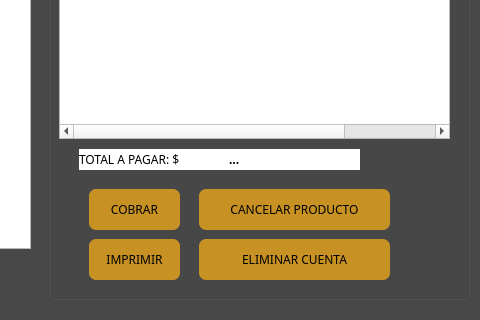
The window that cajero_menu.ui (DanielPerMon/proyectoSaboreno) describes before a commit, drawn with Qt 5; both pictures show x 370 to 850 and y 480 to 800 of the 850 by 800 pixel window.
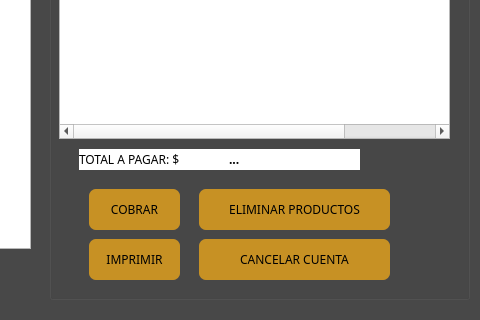
The same window after the commit. Icons and pictures are not drawn.

What changed in the file:
```diff
--- a/cajero_menu.ui
+++ b/cajero_menu.ui
@@ -613,7 +613,7 @@
 </string>
       </property>
       <property name="text">
-       <string>CANCELAR PRODUCTO</string>
+       <string>ELIMINAR PRODUCTOS</string>
       </property>
       <property name="flat">
        <bool>false</bool>
@@ -651,7 +651,7 @@
 </string>
       </property>
       <property name="text">
-       <string>ELIMINAR CUENTA</string>
+       <string>CANCELAR CUENTA</string>
       </property>
       <property name="flat">
        <bool>false</bool>
```
Left out of the diff: 2 changed lines with no effect on the pictures.
